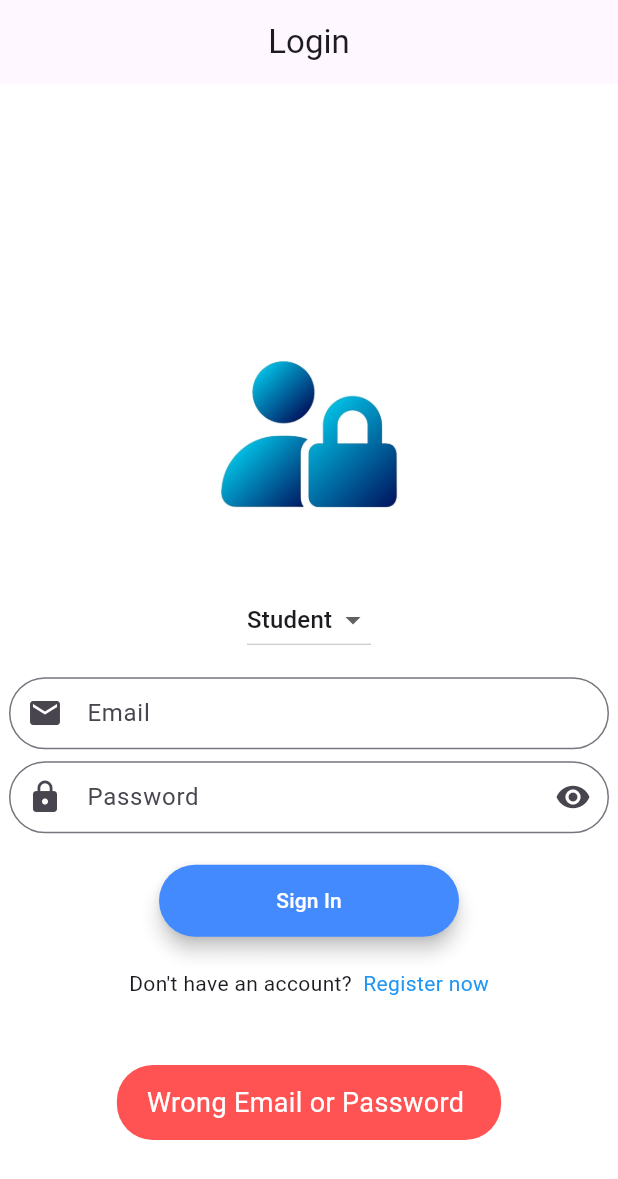
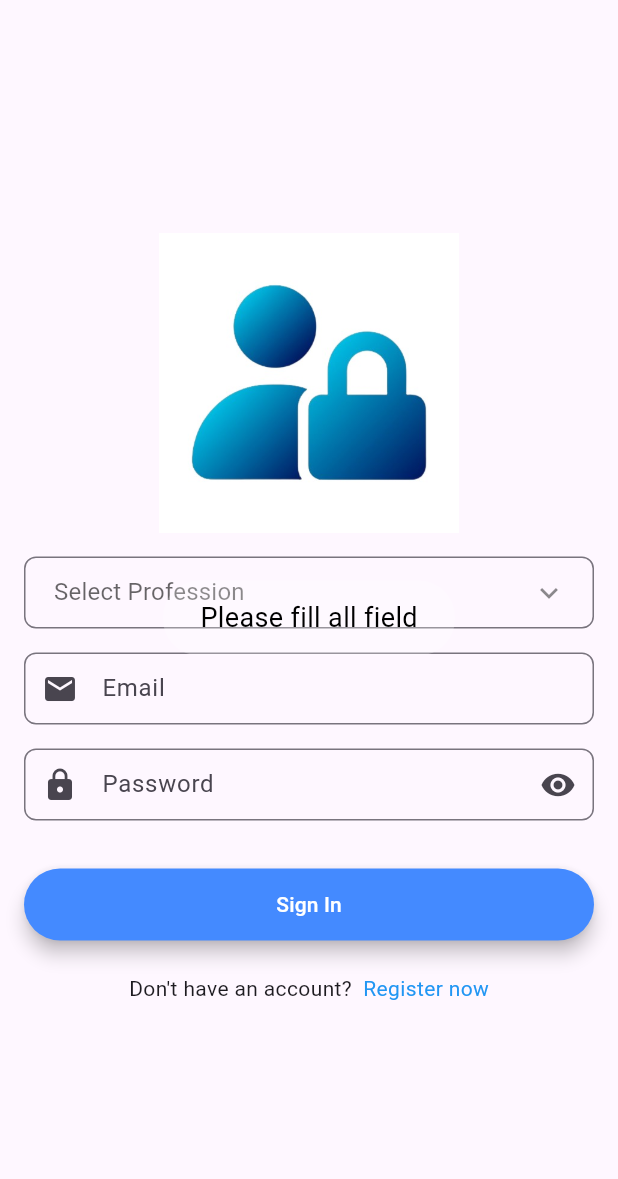
Before and after one commit to Sajib-IT/Teacher_Appointment, a Flutter app: the screen it shows after launch, after a tap on "Sign In", on a phone screen of 412 x 824 dp. Shown: the top 1179 px of the screen. Run offline on Flutter 3.47's test engine with Material 3 defaults, Android fonts, the phone set to English and light mode, and no system bars; our stand-ins replace carousel_slider, cloud_firestore, dropdown_button2, firebase_auth, firebase_core, firebase_messaging and 3 more; missing offline and left inert: app_settings; accounts and stored records are empty; network calls fail.

Commit message:
added some widget and refactored coding

```diff
--- a/lib/login_page.dart
+++ b/lib/login_page.dart
@@ -1,22 +1,26 @@
+import 'package:appointment/splash_screen.dart';
 import 'package:appointment/splash_sreen2.dart';
+import 'package:appointment/widgets/flutter_toast.dart' as toast;
+import 'package:appointment/widgets/my_dropdown_button.dart';
 import 'package:firebase_auth/firebase_auth.dart';
 import 'package:flutter/material.dart';
-import 'package:fluttertoast/fluttertoast.dart';
 import 'package:cloud_firestore/cloud_firestore.dart';
 
 class LoginPage extends StatefulWidget {
-  const LoginPage({Key? key}) : super(key: key);
+  LoginPage({super.key});
+  String? selectedType ;
+  List types = ['Teacher', 'Student'];
+
   @override
   State<LoginPage> createState() => _LoginPageState();
 }
 
 class _LoginPageState extends State<LoginPage> {
-  String selectedItem = 'Student';
-  List options = ['Teacher', 'Student'];
-
   final emailController = TextEditingController();
   final passwordController = TextEditingController();
-  bool passToggle =true;
+  bool passToggle = true;
+  bool isLoading = false;
+  toast.FlutterToast flutterToast = toast.FlutterToast() ;
   FirebaseFirestore firestore = FirebaseFirestore.instance;
   FirebaseAuth auth = FirebaseAuth.instance;
   User? user;
@@ -24,196 +28,112 @@ class _LoginPageState extends State<LoginPage> {
   @override
   Widget build(BuildContext context) {
     return Scaffold(
-      backgroundColor: Colors.white,
-      appBar: AppBar(
-        title: Text("Login"),
-        centerTitle: true,
-
-      ),
       body: Center(
         child: SingleChildScrollView(
+          padding: const EdgeInsets.symmetric(horizontal: 16),
           child: Column(
             mainAxisAlignment: MainAxisAlignment.center,
+            crossAxisAlignment: CrossAxisAlignment.stretch,
             children: [
-              Image(image: AssetImage('lib/assets/login.jpeg',),width: 150,),
-              SizedBox(height: 25,),
-              DropdownButton(
-                value: selectedItem,
-                items: options
-                    .map(
-                      (day) => DropdownMenuItem(
-                    child: Text(day),
-                    value: day,
+              Container(height:200,width: 200, child: Image.asset('lib/assets/login.jpeg', width: 150)),
+              const SizedBox(
+                height: 16,
               ),
-                )
-                    .toList(),
-                onChanged: (value) {
-                  setState(() {
-                    selectedItem = value.toString();
-                  });
-                },
+              MyDropdownButton(
+                  value: widget.selectedType,
+                  items: widget.types,
+                  hint: "Select Profession",
+                  onChanged: (v) {
+                    widget.selectedType = v;
+                  }),
+              const SizedBox(
+                height: 16
               ),
-              Container(
-                padding: EdgeInsets.all(6),
-                child: Column(
-                  children: [
-                    SizedBox(height: 8,),
-                    TextFormField(
+              TextField(
                 controller: emailController,
-                      textAlign: TextAlign.center,
-                      keyboardType: TextInputType.emailAddress,
+                textInputAction: TextInputAction.next,
                 decoration: const InputDecoration(
-                          label: Text("Email"),
-                          hintText: 'Enter Email',
+                    label: Text("Email", style: TextStyle(fontSize: 16)),
+                    // hintText: 'Enter Email',
                     prefixIcon: Icon(Icons.email),
-                          contentPadding:
-                          EdgeInsets.symmetric(vertical: 10.0,horizontal: 20.0),
+                    contentPadding: EdgeInsets.symmetric(
+                        vertical: 12.0, horizontal: 24.0),
                     border: OutlineInputBorder(
-                            borderRadius:BorderRadius.all(Radius.circular(25.0)),
-                          )
+                      borderRadius: BorderRadius.all(Radius.circular(8.0)),
+                    )),
               ),
-                    ),
-                    SizedBox(height: 8.0,),
+              const SizedBox(height: 16),
               TextField(
                 controller: passwordController,
-                      textAlign:TextAlign.center ,
+                textInputAction: TextInputAction.done,
                 obscureText: passToggle,
                 decoration: InputDecoration(
-                          prefixIcon: Icon(Icons.lock),
+                    prefixIcon: const Icon(Icons.lock),
                     suffixIcon: InkWell(
-                            onTap: (){
+                      onTap: () {
                         setState(() {
                           passToggle = !passToggle;
                         });
                       },
-                            child: Icon(passToggle?Icons.visibility:Icons.visibility_off),
+                      child: Icon(passToggle
+                          ? Icons.visibility
+                          : Icons.visibility_off),
                     ),
-                          label: Text("Password"),
-                          hintText: "Enter Password",
-                          contentPadding: EdgeInsets.symmetric(vertical: 10.0,horizontal: 20.0),
-                          border: OutlineInputBorder(
-                            borderRadius: BorderRadius.all(Radius.circular(32.0)),
-
-
-                          )
+                    label: const Text("Password",
+                        style: TextStyle(fontSize: 16)),
+                    contentPadding: const EdgeInsets.symmetric(
+                        vertical: 12.0, horizontal: 24.0),
+                    border: const OutlineInputBorder(
+                      borderRadius: BorderRadius.all(Radius.circular(8.0)),
+                    )),
               ),
-                    ),
-
-                  ],
-                ),
-              ),
-
-              Padding(padding: EdgeInsets.symmetric(vertical: 15.0),
+              const SizedBox(height: 16),
+              Padding(
+                padding: const EdgeInsets.symmetric(vertical: 16),
                 child: Material(
                   elevation: 5.0,
                   color: Colors.blueAccent,
                   borderRadius: BorderRadius.circular(30.0),
                   child: MaterialButton(
-                    onPressed:() async{
-                     if(selectedItem=='Teacher'){
-                       bool email =false;
-                       bool pass=false;
-                       var collectionReference = FirebaseFirestore.instance.collection('teachers');
-                       QuerySnapshot querySnapshot = await collectionReference.get();
-                       querySnapshot.docs.forEach((doc) async {
-                         var Email = doc.get('email');
-                         var Pass = doc.get('pass');
-                         if(Email == emailController.text && Pass==passwordController.text){
-                           email = true;
-                           pass =true;
-                           UserCredential userCredential = await auth.signInWithEmailAndPassword(
-                               email: emailController.text,
-                               password: passwordController.text
-                           );
-                           Navigator.of(context).push(MaterialPageRoute(builder: (ctx)=>SplashScreen2(selectedItem)));
-                           Fluttertoast.showToast(
-                               msg: "Succesfull Logged in",
-                               toastLength: Toast.LENGTH_SHORT,
-                               gravity: ToastGravity.BOTTOM,
-                               backgroundColor: Colors.blue,
-                               textColor: Colors.white,
-                               fontSize: 18.0
-                           );
+                    onPressed: () async {
+                      if(emailController.text.isNotEmpty && passwordController.text.isNotEmpty && widget.selectedType!=null){
+                        if ((widget.selectedType == 'Teacher' && await fireStoreDataValidation('teachers'))
+                            || (widget.selectedType == 'Student' && await fireStoreDataValidation('students'))) {
+                          flutterToast.toastMessage(msg: "Successfully Logged in");
+                          goRoute(context);
+                        }else{
+                          flutterToast.toastMessage(msg: "Wrong email or Password",bgColor: Colors.red);
                         }
-                       });
-                       if(email==false || pass==false){
-                         Fluttertoast.showToast(
-                             msg: "Wrong Email or Password ",
-                             toastLength: Toast.LENGTH_SHORT,
-                             gravity: ToastGravity.BOTTOM,
-                             backgroundColor: Colors.redAccent,
-                             textColor: Colors.white,
-                             fontSize: 18.0
-                         );
+                      }else{
+                        flutterToast.toastMessage(msg: " Please fill all field ",bgColor: Colors.white24,textColor: Colors.black);
                       }
-                     }
+                    },
 
-                     if(selectedItem=='Student'){
-                      bool email =false;
-                      bool pass=false;
-                       var collectionReference = FirebaseFirestore.instance.collection('students');
-                       QuerySnapshot querySnapshot = await collectionReference.get();
-                       querySnapshot.docs.forEach((doc) async {
-                          var Email = doc.get('email');
-                          var Pass = doc.get('pass');
-                         if(Email == emailController.text && Pass==passwordController.text){
-                           email = true;
-                           pass =true;
-                           UserCredential userCredential = await auth.signInWithEmailAndPassword(
-                               email: emailController.text,
-                               password: passwordController.text
-                           );
-                           Navigator.of(context).push(MaterialPageRoute(builder: (ctx)=>SplashScreen2(selectedItem)));
-                           Fluttertoast.showToast(
-                               msg: "Succesfull Logged in",
-                               toastLength: Toast.LENGTH_SHORT,
-                               gravity: ToastGravity.BOTTOM,
-                               backgroundColor: Colors.blue,
-                               textColor: Colors.white,
-                               fontSize: 18.0
-                           );
-                         }
-                       });
-                      if(email==false || pass==false){
-                       Fluttertoast.showToast(
-                           msg: "Wrong Email or Password ",
-                           toastLength: Toast.LENGTH_SHORT,
-                           gravity: ToastGravity.BOTTOM,
-                           backgroundColor: Colors.redAccent,
-                           textColor: Colors.white,
-                           fontSize: 18.0
-                       );
-                     }
-                     }
-
-                    } ,
-
-                    minWidth: 200.0,
-                    height: 42.0,
-                    child: Text("Sign In",style: TextStyle(
+                    child: !isLoading ? const Text(
+                      "Sign In",
+                      style: TextStyle(
                         color: Colors.white,
+                      ),
+                    ): const CircularProgressIndicator(),
                   ),
                 ),
               ),
+              const SizedBox(
+                height: 6.0,
               ),
-
-              ),
-              SizedBox(height: 6.0,),
               Row(
                 mainAxisAlignment: MainAxisAlignment.center,
                 children: [
-                  Text("Don't have an account?  "),
+                  const Text("Don't have an account?  "),
                   InkWell(
-                    child: Text("Register now"
-                      ,style: TextStyle(
-                          color: Colors.blue
+                    child: const Text(
+                      "Register now",
+                      style: TextStyle(color: Colors.blue),
                     ),
-                    ),
-                    onTap: (){
+                    onTap: () {
                       Navigator.pushNamed(context, "register");
                     },
                   )
-
                 ],
               ),
             ],
@@ -222,4 +142,26 @@ class _LoginPageState extends State<LoginPage> {
       ),
     );
   }
+  Future<bool> fireStoreDataValidation(String collectionName) async{
+    setState(() {
+      isLoading = true;
+    });
+
+    QuerySnapshot querySnapshot = await FirebaseFirestore.instance.collection(collectionName).get();
+    for(var doc in querySnapshot.docs){
+      if(doc.get('email') == emailController.text && doc.get('pass') == passwordController.text){
+        return true;
       }
+    }
+    setState(() {
+      isLoading = false;
+    });
+
+    return false;
+  }
+  void goRoute(BuildContext context){
+    Navigator.of(context).push(MaterialPageRoute(
+        builder: (ctx) =>
+            SplashScreen2( widget.selectedType!)));
+  }
+}
--- a/lib/main.dart
+++ b/lib/main.dart
@@ -28,9 +28,10 @@ class MyApp extends StatelessWidget {
   Widget build(BuildContext context) {
     return MaterialApp(
       debugShowCheckedModeBanner: false,
-      home:  SplashScreen(),//SplashScreen(),
+      // home:  SplashScreen(),
       initialRoute: '/',
       routes: {
+        '/': (context) => SplashScreen(),
         'register':(context)=>RegisterPage(),
         'login':(context)=>LoginPage(),
       },
--- a/lib/splash_screen.dart
+++ b/lib/splash_screen.dart
@@ -3,7 +3,8 @@ import 'package:flutter/material.dart';
 import 'package:flutter_spinkit/flutter_spinkit.dart';
 
 class SplashScreen extends StatefulWidget {
-  const SplashScreen({Key? key}) : super(key: key);
+  final String profession;
+     const SplashScreen({super.key,this.profession=''});
 
   @override
   State<SplashScreen> createState() => _SplashScreenState();
@@ -12,48 +13,29 @@ class SplashScreen extends StatefulWidget {
 class _SplashScreenState extends State<SplashScreen> {
   @override
   void initState() {
+    Future.delayed(const Duration(seconds: 2)).then((value) => {
+          Navigator.of(context).pushReplacement(
+              MaterialPageRoute(builder: (ctx) =>  LoginPage()))
+        });
     super.initState();
-    Future.delayed(const Duration(seconds: 2)).then((value) => {
-          Navigator.of(context)
-              .pushReplacement(MaterialPageRoute(builder: (ctx) => const LoginPage()))
-        });
   }
 
   @override
   Widget build(BuildContext context) {
-    return const Scaffold(
+    return Scaffold(
       backgroundColor: Colors.white,
-      body: SizedBox(
-        width: double.infinity,
-        child: Column(
-          mainAxisAlignment: MainAxisAlignment.center,
-          children: [
-            Image(
-              image: AssetImage('lib/assets/splash.jpeg'),
-              width: 300,
-            ),
-            SizedBox(
-              height: 50,
-            ),
-            SpinKitThreeInOut(
-              color: Colors.blue,
-              size: 50,
-            ),
-            SizedBox(
-              height: 170,
-            ),
-            Text('\n\n© Tech Group. All Rights Reserved.',
-                style: TextStyle(
-                    fontSize: 14,
-                    fontWeight: FontWeight.bold,
-                    color: Colors.black)),
-            Text('\nDeveloped By: Tech Titans',
-                style: TextStyle(
-                    fontSize: 12,
-                    fontWeight: FontWeight.bold,
-                    color: Colors.deepPurple)),
-          ],
-        ),
+      body: Column(
+        mainAxisAlignment: MainAxisAlignment.center,
+        children: [
+          Image.asset(
+            'lib/assets/splash.jpeg',
+            width: 200,
+          ),
+          const SpinKitThreeInOut(
+            color: Colors.blue,
+            size: 40,
+          ),
+        ],
       ),
     );
   }
--- a/lib/splash_sreen2.dart
+++ b/lib/splash_sreen2.dart
@@ -19,19 +19,19 @@ _SplashScreenState2(this.selectedItem);
     // TODO: implement initState
     super.initState();
     if(selectedItem=='Student'){
-      Future.delayed(Duration(seconds: 3)).then((value) => {Navigator.of(context).pushReplacement(
+      Future.delayed(const Duration(seconds: 3)).then((value) => {Navigator.of(context).pushReplacement(
           MaterialPageRoute(builder: (ctx) =>HomePage() ))
       });
     }
     else if(selectedItem=='Teacher'){
-      Future.delayed(Duration(seconds: 3)).then((value) => {Navigator.of(context).pushReplacement(
+      Future.delayed(const Duration(seconds: 3)).then((value) => {Navigator.of(context).pushReplacement(
           MaterialPageRoute(builder: (ctx) => Homepage2() ))
       });
     }
 
   }
   Widget build(BuildContext context) {
-    return  Scaffold(
+    return  const Scaffold(
       backgroundColor: Colors.white,
       body: SizedBox(
         width: double.infinity,
@@ -49,8 +49,8 @@ _SplashScreenState2(this.selectedItem);
               size: 50,
             ),
             SizedBox(height: 160,),
-            const Text('\n\n© Tech Group. All Rights Reserved.', style: TextStyle(fontSize: 14, fontWeight: FontWeight.bold, color: Colors.black)),
-            const Text('\nDeveloped By: Tech Titans', style: TextStyle(fontSize: 12, fontWeight: FontWeight.bold, color: Colors.deepPurple)),
+            Text('\n\n© Tech Group. All Rights Reserved.', style: TextStyle(fontSize: 14, fontWeight: FontWeight.bold, color: Colors.black)),
+            Text('\nDeveloped By: Tech Titans', style: TextStyle(fontSize: 12, fontWeight: FontWeight.bold, color: Colors.deepPurple)),
 
           ],
         ),
--- /dev/null
+++ b/lib/widgets/flutter_toast.dart
@@ -0,0 +1,17 @@
+import 'package:flutter/material.dart';
+import 'package:fluttertoast/fluttertoast.dart';
+
+class FlutterToast {
+  void toastMessage(
+      {required String msg,
+      Color bgColor = Colors.blue,
+      Color textColor = Colors.white}) {
+    Fluttertoast.showToast(
+        msg: msg,
+        toastLength: Toast.LENGTH_SHORT,
+        gravity: ToastGravity.CENTER,
+        backgroundColor: bgColor,
+        textColor: textColor,
+        fontSize: 18.0);
+  }
+}
--- /dev/null
+++ b/lib/widgets/my_dropdown_button.dart
@@ -0,0 +1,78 @@
+import 'package:dropdown_button2/dropdown_button2.dart';
+import 'package:flutter/foundation.dart';
+import 'package:flutter/material.dart';
+
+class MyDropdownButton extends StatelessWidget {
+  final dynamic value;
+  final List<dynamic> items;
+  final Function onChanged;
+  final String? hint;
+  final bool isDense;
+
+  const MyDropdownButton({
+    super.key,
+    required this.value,
+    required this.items,
+    this.hint,
+    this.isDense = true,
+    required this.onChanged,
+  });
+
+  @override
+  Widget build(BuildContext context) {
+    return DropdownButtonFormField2<dynamic>(
+      isExpanded: true,
+      isDense: isDense,
+      value: value,
+      decoration: InputDecoration(
+        contentPadding: const EdgeInsets.symmetric(vertical: kIsWeb ? 16 : 12),
+        border: OutlineInputBorder(
+            borderRadius: BorderRadius.circular(8),
+            borderSide: const BorderSide(color: Colors.grey)),
+        focusedBorder: OutlineInputBorder(
+            borderRadius: BorderRadius.circular(8),
+            borderSide: const BorderSide(color: Colors.blueAccent)),
+        // Add more decoration..
+      ),
+      hint: Text(
+        hint ?? 'Select a provider',
+        style: const TextStyle(fontSize: 16, fontWeight: FontWeight.w400),
+      ),
+      items: items
+          .map((item) => DropdownMenuItem<dynamic>(
+                value: item,
+                onTap: () {},
+                child: Text(
+                  item,
+                  // maxLines: 1,
+                  style: const TextStyle(
+                      fontSize: 14, fontWeight: FontWeight.w400),
+                ),
+              ))
+          .toList(),
+      onChanged: (value) {
+        onChanged(value);
+      },
+      buttonStyleData: const ButtonStyleData(
+        padding: EdgeInsets.only(right: 14),
+      ),
+      iconStyleData: const IconStyleData(
+        icon: Icon(
+          Icons.keyboard_arrow_down,
+          color: Colors.black45,
+        ),
+        iconSize: 24,
+      ),
+      dropdownStyleData: DropdownStyleData(
+        // padding: EdgeInsets.symmetric(horizontal: 16,vertical: 12),
+        // offset: const Offset(10, 10),
+        decoration: BoxDecoration(
+            borderRadius: BorderRadius.circular(8),
+            border: Border.all(color: Colors.grey)),
+      ),
+      menuItemStyleData: const MenuItemStyleData(
+        padding: EdgeInsets.symmetric(horizontal: 16),
+      ),
+    );
+  }
+}
--- a/pubspec.yaml
+++ b/pubspec.yaml
@@ -40,6 +40,7 @@ dependencies:
   google_sign_in: ^6.1.4
   cloud_firestore: ^4.8.4
   firebase_auth: ^4.7.2
+  dropdown_button2: ^2.3.9
 
   firebase_messaging: ^14.6.7
   flutter_local_notifications: ^17.2.2
```
Also changed, not shown: pubspec.lock. Lines whose indentation alone changed are shown as unchanged.
